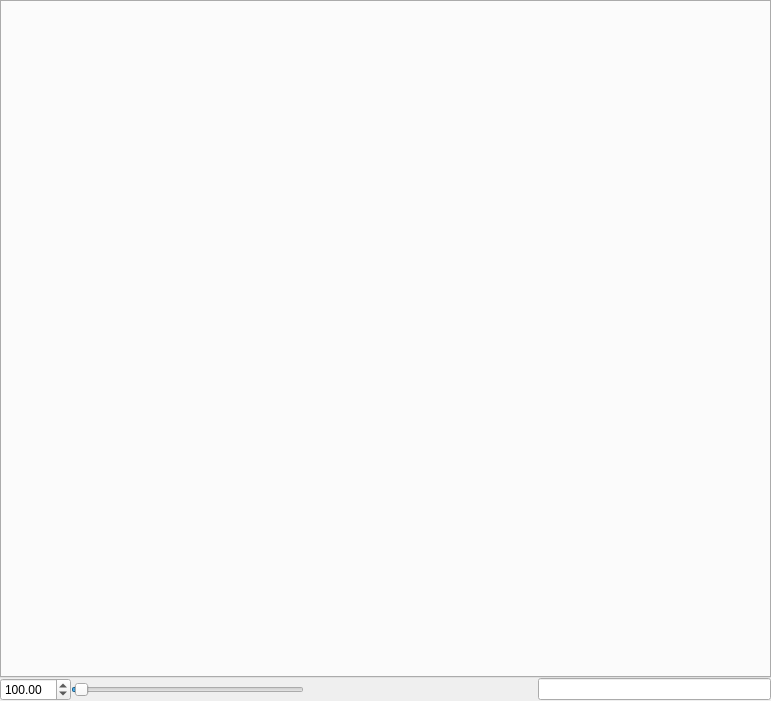
Qt form apps/robot-map-gui/gui/glWidget/CViewerContainer.ui (MRPT/mrpt) before a commit.
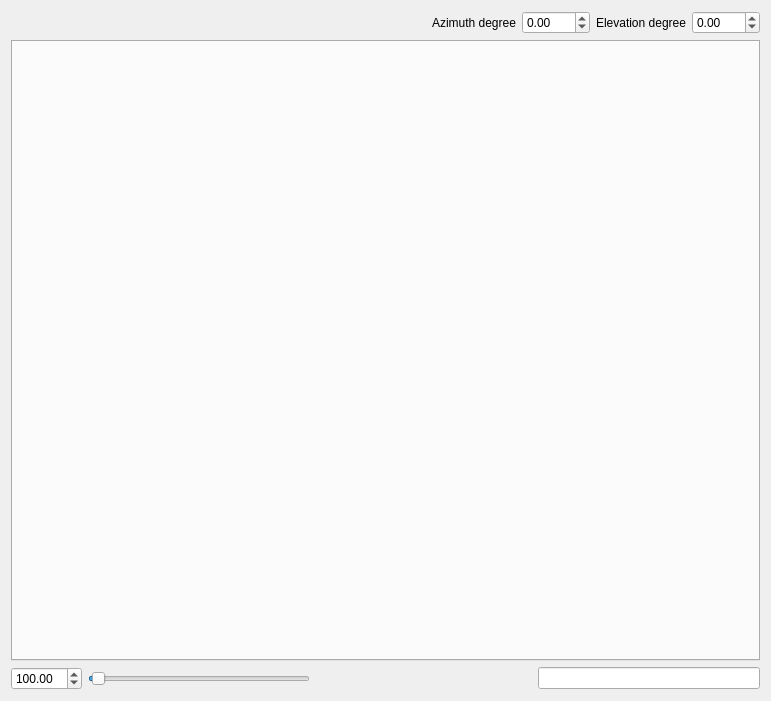
The same form after that commit.

```diff
--- a/apps/robot-map-gui/gui/glWidget/CViewerContainer.ui
+++ b/apps/robot-map-gui/gui/glWidget/CViewerContainer.ui
@@ -14,21 +14,57 @@
    <string>Form</string>
   </property>
   <layout class="QVBoxLayout" name="verticalLayout">
-   <property name="spacing">
-    <number>0</number>
-   </property>
-   <property name="leftMargin">
-    <number>0</number>
-   </property>
-   <property name="topMargin">
-    <number>0</number>
-   </property>
-   <property name="rightMargin">
-    <number>0</number>
-   </property>
-   <property name="bottomMargin">
-    <number>0</number>
-   </property>
+   <item>
+    <layout class="QHBoxLayout" name="horizontalLayout_2">
+     <item>
+      <spacer name="horizontalSpacer_2">
+       <property name="orientation">
+        <enum>Qt::Horizontal</enum>
+       </property>
+       <property name="sizeHint" stdset="0">
+        <size>
+         <width>40</width>
+         <height>20</height>
+        </size>
+       </property>
+      </spacer>
+     </item>
+     <item>
+      <widget class="QLabel" name="label">
+       <property name="text">
+        <string>Azimuth degree</string>
+       </property>
+      </widget>
+     </item>
+     <item>
+      <widget class="QDoubleSpinBox" name="m_azimDeg">
+       <property name="minimum">
+        <double>-360.000000000000000</double>
+       </property>
+       <property name="maximum">
+        <double>360.000000000000000</double>
+       </property>
+      </widget>
+     </item>
+     <item>
+      <widget class="QLabel" name="label_2">
+       <property name="text">
+        <string>Elevation degree</string>
+       </property>
+      </widget>
+     </item>
+     <item>
+      <widget class="QDoubleSpinBox" name="m_elevationDeg">
+       <property name="minimum">
+        <double>-360.000000000000000</double>
+       </property>
+       <property name="maximum">
+        <double>360.000000000000000</double>
+       </property>
+      </widget>
+     </item>
+    </layout>
+   </item>
    <item>
     <widget class="QTabWidget" name="m_tabWidget"/>
    </item>
```
